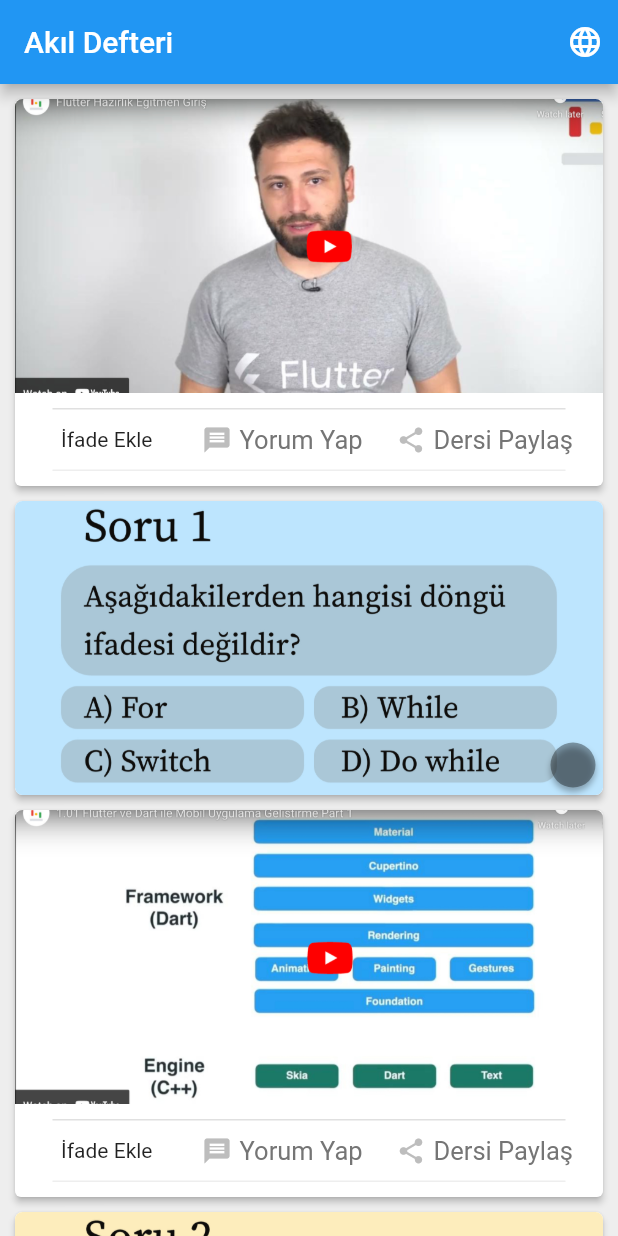
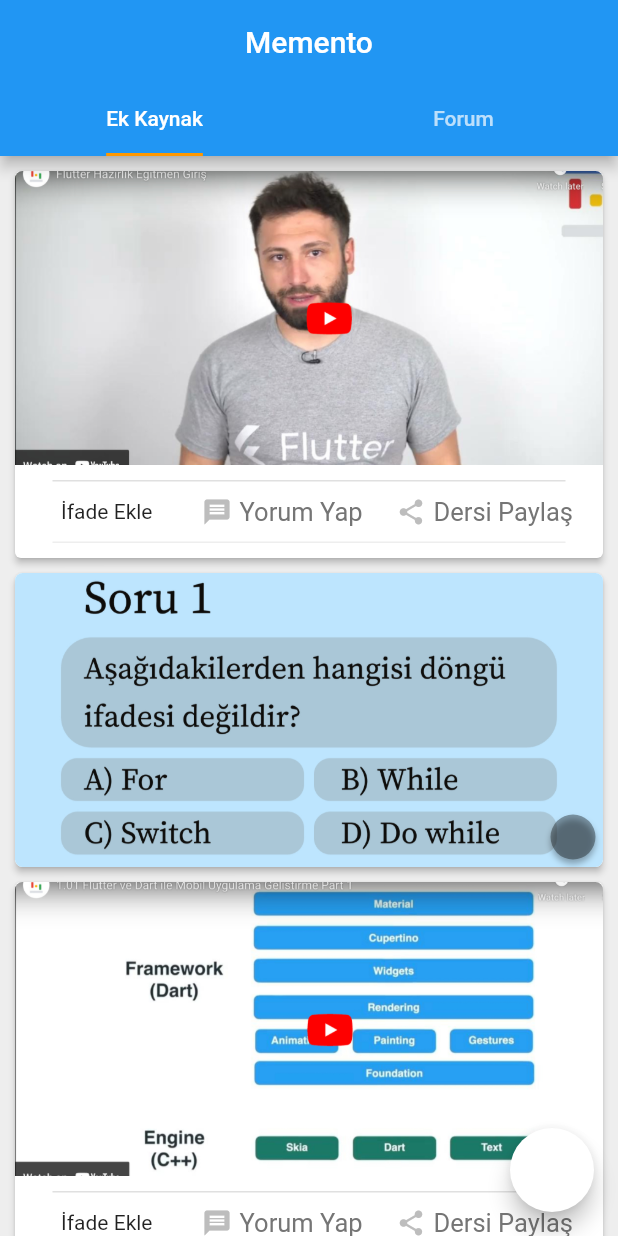
Before and after one commit to berkemremert/ThinkTank, a Flutter app: the screen it shows after launch, on a phone screen of 412 x 824 dp. Run offline on Flutter 3.47's test engine with Material 2 defaults, Android fonts, the phone set to English and light mode, and no system bars.

Commit message:
birleştirdik

```diff
--- /dev/null
+++ b/example/lib/Screens/Sayfa1.dart
@@ -0,0 +1,23 @@
+import 'package:flutter/material.dart';
+import '../ui/app.dart';class Sayfa1 extends StatefulWidget {
+
+
+  const Sayfa1({Key? key}) : super(key: key);
+
+  @override
+  State<Sayfa1> createState() => _Sayfa1State();
+}
+
+class _Sayfa1State extends State<Sayfa1> {
+  @override
+  Widget build(BuildContext context) {
+    return const AppWidget(
+    );
+  }
+}
+
+//void main() {
+//  runApp(
+//    const AppWidget(),
+//  );
+//}
--- /dev/null
+++ b/example/lib/Screens/Screens.dart
@@ -0,0 +1,46 @@
+import 'package:flutter/material.dart';
+import 'Sayfa1.dart';
+import 'Sayfa2.dart';
+import 'SoruSor.dart';
+
+///Users/berkemremert/Downloads/flutter-reaction-button-master/example/lib/Screens/Sayfa1.dart
+
+
+class Screens extends StatefulWidget {
+  const Screens({Key? key}) : super(key: key);
+
+  @override
+  State<Screens> createState() => _ScreensState();
+}
+
+class _ScreensState extends State<Screens> {
+  @override
+  Widget build(BuildContext context) {
+    return DefaultTabController(
+        length: 2,
+        child: Scaffold(
+          appBar: AppBar(
+            title: const Text('Memento'),
+            centerTitle: true,
+            bottom: const TabBar(
+              tabs: [
+              Tab(text: 'Ek Kaynak'),
+              Tab(text: 'Forum'),
+            ],
+               indicatorColor:Colors.orange ,
+              indicatorSize: TabBarIndicatorSize.label ,
+            ),
+          ),
+            floatingActionButton: FloatingActionButton(
+              backgroundColor: Colors.white,
+                onPressed: (){
+                Navigator.push(context,
+                MaterialPageRoute(builder: (context) => SoruSor()));
+                },
+            ),
+          body: TabBarView(children: [
+            Sayfa1(), Sayfa2(),
+          ],)
+        ));
+  }
+}
--- a/example/lib/data/example_data.dart
+++ b/example/lib/data/example_data.dart
@@ -3,16 +3,16 @@ import 'package:flutter_reaction_button/flutter_reaction_button.dart';
 
 List<Reaction<String>> flagsReactions = [
   Reaction<String>(
-    value: 'en',
+    value: 'tr',
     previewIcon: _buildFlagsPreviewIcon(
-        'assets/images/united-kingdom-round.png', 'English'),
-    icon: _buildIcon('assets/images/united-kingdom.png'),
+        'assets/images/tr_rounded.png', 'Turkish'),
+    icon: _buildIcon('assets/images/tr.png'),
   ),
   Reaction<String>(
-    value: 'tr',
+    value: 'en',
     previewIcon:
-        _buildFlagsPreviewIcon('assets/images/tr_rounded.png', 'Turkish'),
-    icon: _buildIcon('assets/images/tr.png'),
+        _buildFlagsPreviewIcon('assets/images/united-kingdom-round.png', 'English'),
+    icon: _buildIcon('assets/images/united-kingdom.png'),
   ),
   Reaction<String>(
     value: 'gr',
--- a/example/lib/main.dart
+++ b/example/lib/main.dart
@@ -2,8 +2,26 @@ import 'package:flutter/material.dart';
 
 import 'ui/app.dart';
 
+import 'Screens/Screens.dart';
+
 void main() {
-  runApp(
-    const AppWidget(),
-  );
+  runApp(const MyApp());
 }
+
+class MyApp extends StatelessWidget {
+  const MyApp();
+
+  @override
+  Widget build(BuildContext context) {
+    return const MaterialApp(
+      debugShowCheckedModeBanner: false,
+      home: Screens() ,
+    );
+  }
+}
+
+//void main() {
+//  runApp(
+//    const AppWidget(),
+//  );
+//}
--- a/example/lib/ui/app.dart
+++ b/example/lib/ui/app.dart
@@ -12,39 +12,9 @@ class AppWidget extends StatelessWidget {
   Widget build(BuildContext context) {
     return MaterialApp(
       debugShowCheckedModeBanner: false,
-      title: 'Akıl Defteri',
+      title: 'Ek Kaynak',
       home: Scaffold(
         backgroundColor: Colors.grey[200],
-        appBar: AppBar(
-          title: const Text('Akıl Defteri'),
-          actions: [
-            Builder(
-              builder: (ctx) {
-                return ReactionButton<String>(
-                  onReactionChanged: (String? value) {
-                    ScaffoldMessenger.of(ctx).showSnackBar(
-                      SnackBar(
-                        content: Text('Selected value: $value'),
-                      ),
-                    );
-                  },
-                  reactions: example_data.flagsReactions,
-                  initialReaction: Reaction<String>(
-                    value: null,
-                    icon: const Icon(
-                      Icons.language,
-                    ),
-                  ),
-                  boxColor: Colors.black.withOpacity(0.5),
-                  boxRadius: 10,
-                  boxDuration: const Duration(milliseconds: 500),
-                  itemScaleDuration: const Duration(milliseconds: 200),
-                );
-              },
-            ),
-            const SizedBox(width: 10),
-          ],
-        ),
         body: Builder(
           builder: (_) {
             return ListView(
```
Also changed, not shown: example/lib/Screens/Sayfa2.dart (added, +20 -0 lines), example/lib/Screens/SoruSor.dart (added, +39 -0 lines), example/lib/ui/common/app_test.dart (deleted, +0 -175 lines), images/Preview.png (deleted), images/flutter_reaction_button_preview.png (deleted).
